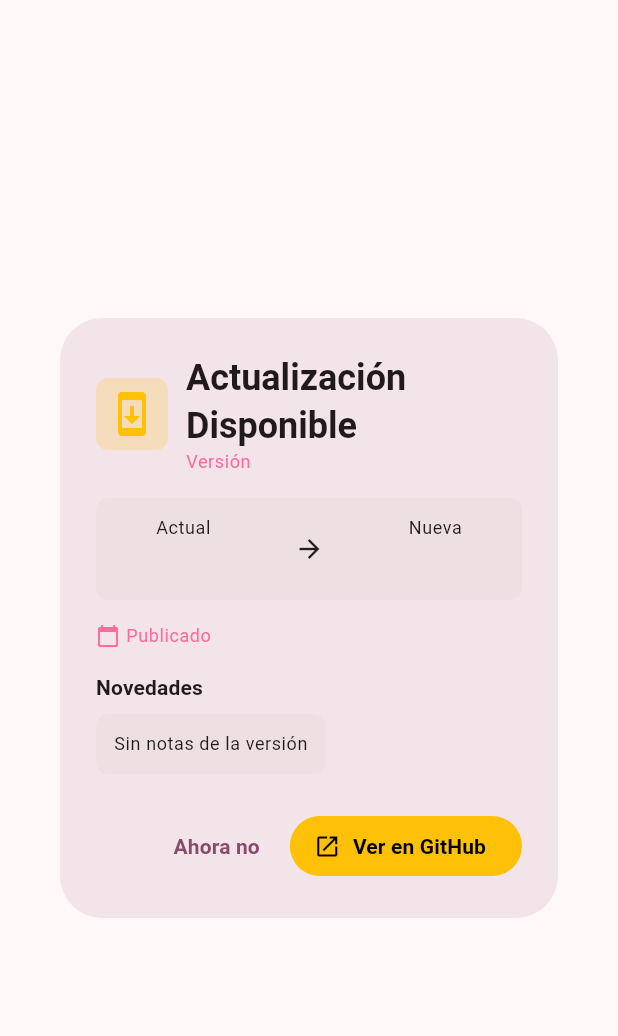
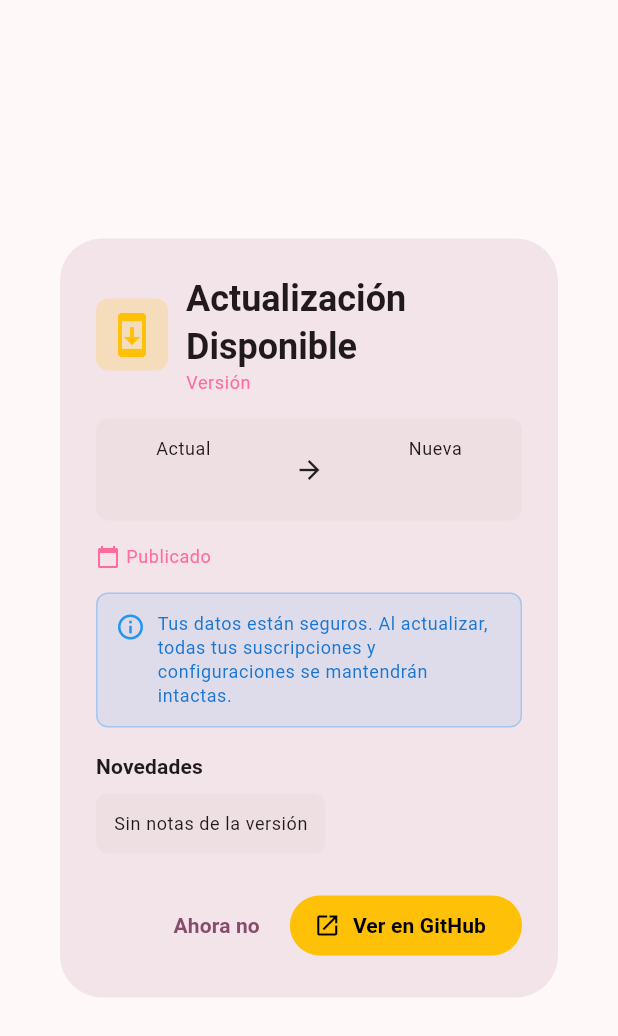
Before and after one commit to NRVH/app_streaming_costos, a Flutter app: the UpdateDialog widget shown alone on an empty page, opened directly with empty values, on a phone screen of 412 x 824 dp. Shown: the top 1036 px of the screen. Run offline on Flutter 3.47's test engine with Material 3 defaults, Android fonts, the phone set to English and light mode, and no system bars; our stand-ins replace flutter_riverpod, hive, hive_flutter, package_info_plus, timezone; missing offline and left inert: device_calendar; accounts and stored records are empty; network calls fail.

Commit message:
feat: Logging mejorado y advertencia de persistencia de datos
🔍 Debug Mejorado:
- Agregados logs detallados en UpdateService
- Emojis para fácil identificación en logcat
- Información de versiones y comparaciones
- Mensajes de error descriptivos

✨ Mejora de UX:
- Mensaje informativo en diálogo de actualización
- Tranquiliza al usuario sobre la seguridad de sus datos
- Explica que suscripciones y configuraciones se mantienen

📝 Documentación:
- Agregado TESTING_UPDATES.md con guía completa
- Instrucciones para probar el sistema de actualizaciones
- Checklist de pruebas
- Solución a problemas comunes
- Explicación técnica de persistencia de datos

Versión: 1.0.2+3 (con debug)

```diff
--- a/lib/widgets/update_dialog.dart
+++ b/lib/widgets/update_dialog.dart
@@ -128,6 +128,39 @@ class UpdateDialog extends StatelessWidget {
             ),
             const SizedBox(height: 16),
 
+            // Advertencia de respaldo
+            Container(
+              padding: const EdgeInsets.all(12),
+              decoration: BoxDecoration(
+                color: Colors.blue.withOpacity(0.1),
+                borderRadius: BorderRadius.circular(8),
+                border: Border.all(
+                  color: Colors.blue.withOpacity(0.3),
+                  width: 1,
+                ),
+              ),
+              child: Row(
+                crossAxisAlignment: CrossAxisAlignment.start,
+                children: [
+                  Icon(
+                    Icons.info_outline,
+                    color: Colors.blue,
+                    size: 20,
+                  ),
+                  const SizedBox(width: 8),
+                  Expanded(
+                    child: Text(
+                      'Tus datos están seguros. Al actualizar, todas tus suscripciones y configuraciones se mantendrán intactas.',
+                      style: Theme.of(context).textTheme.bodySmall?.copyWith(
+                            color: Colors.blue[700],
+                          ),
+                    ),
+                  ),
+                ],
+              ),
+            ),
+            const SizedBox(height: 16),
+
             // Notas de la versión
             Text(
               'Novedades',
```
Also changed, not shown: lib/services/update_service.dart (+20 -2 lines), 3 other files.
